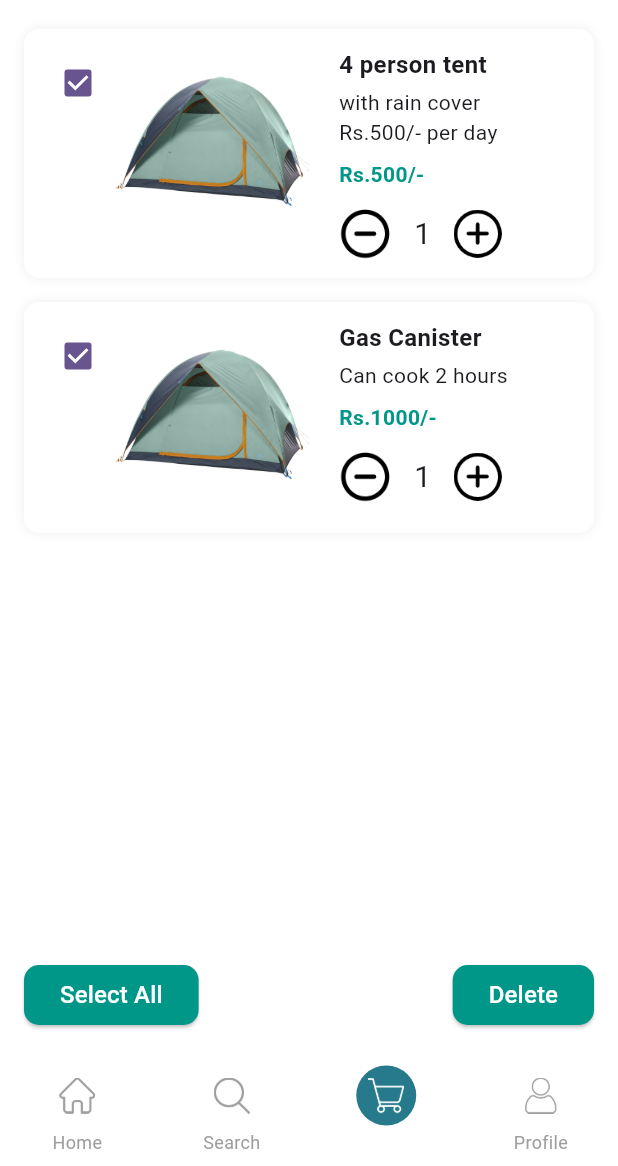
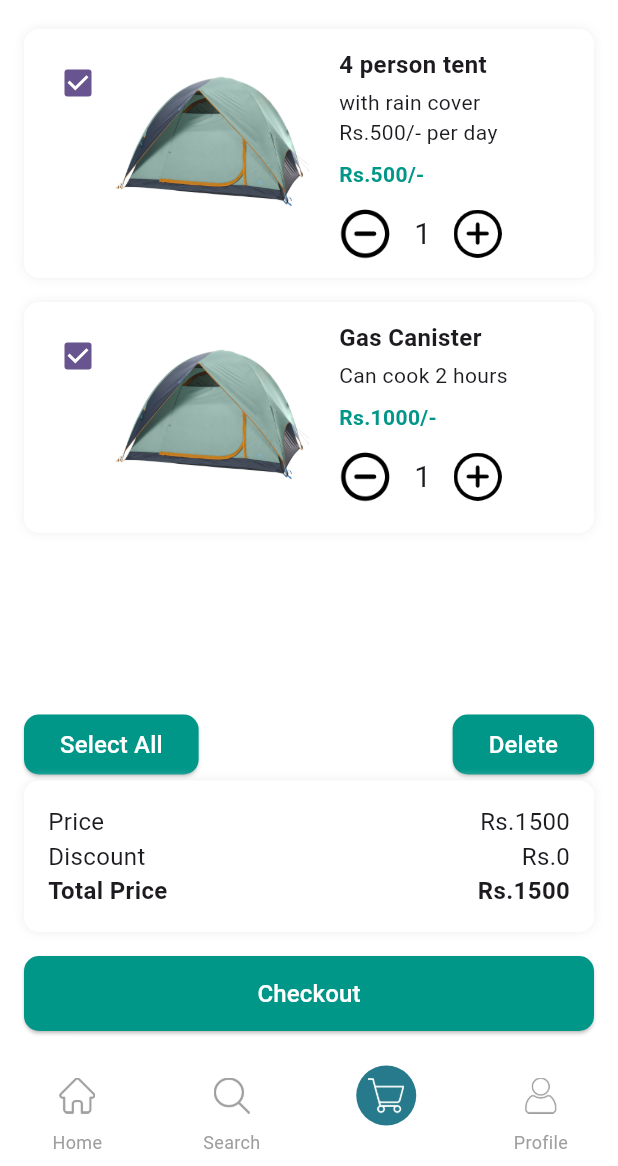
Before and after one commit to Chanukaisuru/CampKit, a Flutter app: the MyCartPage screen opened directly, on a phone screen of 412 x 824 dp, the part 70-1236 px from its top. Run offline on Flutter 3.47's test engine with Material 3 defaults, Android fonts, the phone set to English and light mode, and no system bars.

Commit message:
create summary price box and check out button

```diff
--- a/lib/cart/cart_page.dart
+++ b/lib/cart/cart_page.dart
@@ -142,6 +142,51 @@ class _MyCartPageState extends State<MyCartPage> {
                 ],
 
               ),
+
+              /*----------------Price summary-------------------- */
+
+              Container(
+                padding: EdgeInsets.all(16),
+                decoration: BoxDecoration(
+                  color: Colors.white,
+                  borderRadius: BorderRadius.circular(10),
+                  boxShadow: [
+                    BoxShadow(
+                      color: Colors.grey.shade200,
+                      blurRadius: 5,
+                    ),
+                  ],
+               ),
+
+
+              child: Column(
+                children: [
+                  SummaryRow(label: 'Price',value:'Rs.1500'),
+                  SummaryRow(label: 'Discount', value: 'Rs.0'),
+                  SummaryRow(label: 'Total Price', value: 'Rs.1500',isBold:true,),
+                ],
+              ),
+              ),
+
+              /*-----------------Checkout button----------------- */
+              SizedBox(height: 16),
+              ElevatedButton(
+                onPressed: () {},
+                style: ElevatedButton.styleFrom(
+                  backgroundColor: Colors.teal,
+                  shape: RoundedRectangleBorder(
+                    borderRadius: BorderRadius.circular(10),
+                  ),
+                  minimumSize: Size(double.infinity, 50),
+                ),
+                child: Text('Checkout',
+                  style: TextStyle(
+                    color: Colors.white,
+                    fontSize: 16,
+                  ),
+                ),
+              ),
+
             ],
           ),
         ),
@@ -271,3 +316,40 @@ class CartItem extends StatelessWidget {
     );
   }
 }
+
+/*-----------------Summary row widget----------------- */
+
+class SummaryRow extends StatelessWidget {
+  final String label;
+  final String value;
+  final bool isBold;
+
+  const SummaryRow({
+    required this.label,
+    required this.value,
+    this.isBold = false,
+  });
+
+  @override
+  Widget build(BuildContext context) {
+    return Row(
+      mainAxisAlignment: MainAxisAlignment.spaceBetween,
+      children: [
+        Text(
+          label,
+          style: TextStyle(
+            fontSize: 16,
+            fontWeight: isBold ? FontWeight.bold : FontWeight.normal,
+          ),
+        ),
+        Text(
+          value,
+          style: TextStyle(
+            fontSize: 16,
+            fontWeight: isBold ? FontWeight.bold : FontWeight.normal,
+          ),
+        ),
+      ],
+    );
+  }
+}
```
